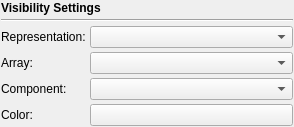
This is SIMPLVtkLib/QtWidgets/UI_Files/VSVisibilitySettingsWidget.ui in tplatt77/SIMPLVtkLib as Qt 5 draws it before an edit. The edited form follows.
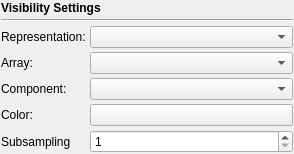
This is the edited form. Custom widgets are drawn as their Qt base class.

What changed in the file:
```diff
--- a/SIMPLVtkLib/QtWidgets/UI_Files/VSVisibilitySettingsWidget.ui
+++ b/SIMPLVtkLib/QtWidgets/UI_Files/VSVisibilitySettingsWidget.ui
@@ -7,7 +7,7 @@
     <x>0</x>
     <y>0</y>
     <width>294</width>
-    <height>121</height>
+    <height>138</height>
    </rect>
   </property>
   <property name="windowTitle">
@@ -146,6 +146,23 @@
         </property>
        </widget>
       </item>
+      <item row="4" column="0">
+       <widget class="QLabel" name="label">
+        <property name="text">
+         <string>Subsampling</string>
+        </property>
+       </widget>
+      </item>
+      <item row="4" column="1">
+       <widget class="QSpinBox" name="subsampleSB">
+        <property name="minimum">
+         <number>1</number>
+        </property>
+        <property name="maximum">
+         <number>100</number>
+        </property>
+       </widget>
+      </item>
      </layout>
     </widget>
    </item>
```
Left out of the diff: 28 changed lines with no effect on the pictures.
